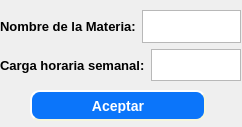
Santiago-Pinto/colorcraft, file subjectinputdialog.ui: the form before one commit.
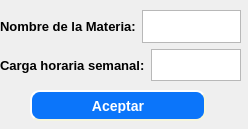
The form after the commit.

```diff
--- a/subjectinputdialog.ui
+++ b/subjectinputdialog.ui
@@ -6,8 +6,8 @@
    <rect>
     <x>0</x>
     <y>0</y>
-    <width>242</width>
-    <height>127</height>
+    <width>248</width>
+    <height>129</height>
    </rect>
   </property>
   <property name="windowTitle">
```
Left out of the diff: 35 changed lines with no effect on the pictures.
